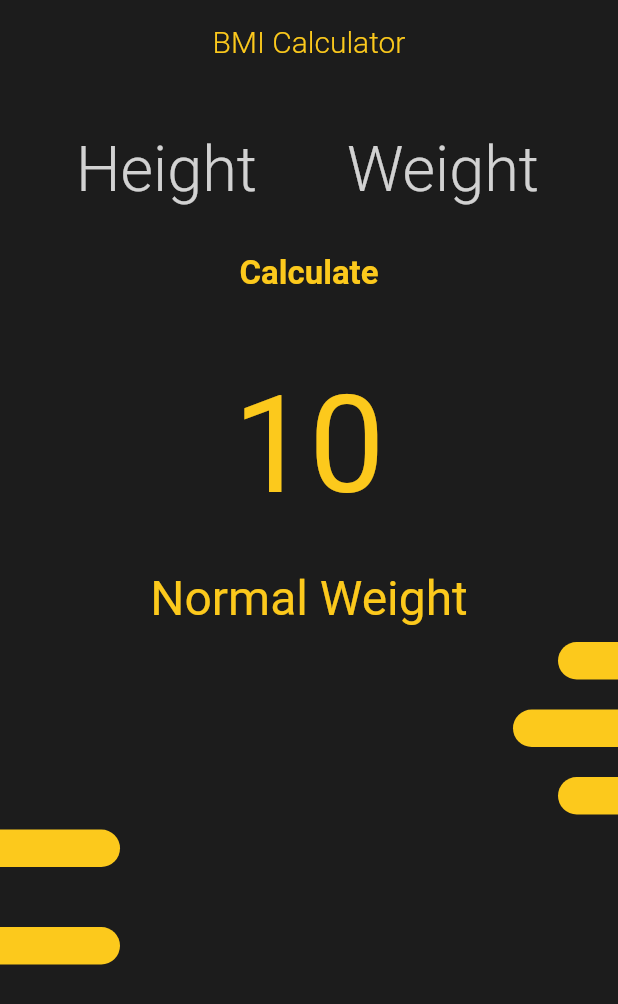
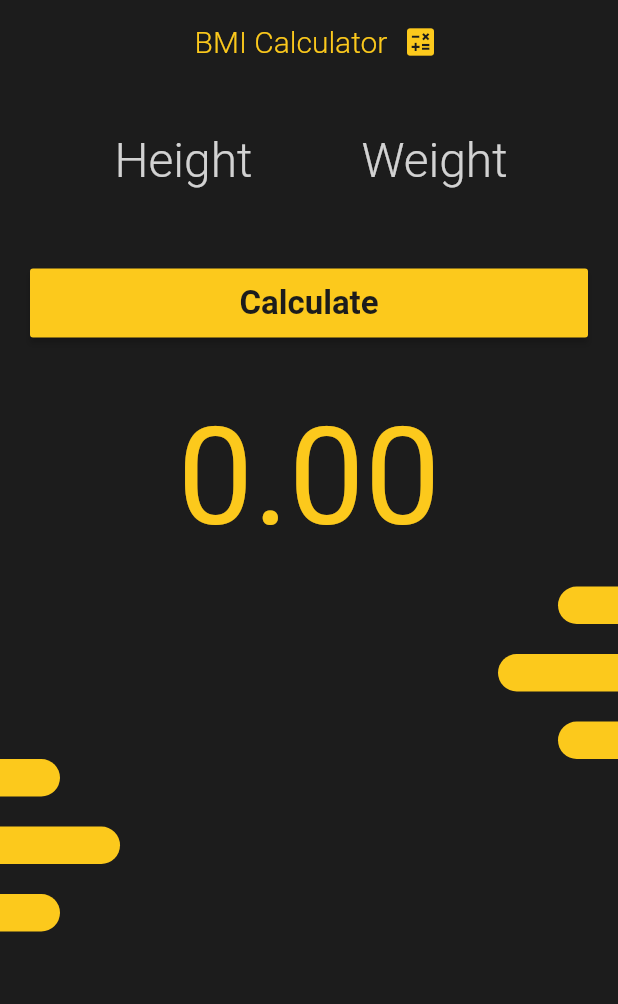
Before and after one commit to taouti/bmi_calculator, a Flutter app: the screen it shows after launch, on a phone screen of 412 x 824 dp. Shown: the top 1004 px of the screen. Run offline on Flutter 3.47's test engine with Material 2 defaults, Android fonts, the phone set to English and light mode, and no system bars; our stand-ins replace hexcolor.

Commit message:
bmi calculator

```diff
--- a/lib/screens/home.dart
+++ b/lib/screens/home.dart
@@ -11,23 +11,28 @@ class Home extends StatefulWidget {
 }
 
 class _HomeState extends State<Home> {
+  TextEditingController _heightController = TextEditingController();
+  TextEditingController _weightController = TextEditingController();
+  double _bmiResult = 0;
+  String _textResult = "";
   @override
   Widget build(BuildContext context) {
     return Scaffold(
       body: SingleChildScrollView(
         child: Column(
           children: [
-            SizedBox(
-              height: 20,
-            ),
-            Row(
+            Container(
+              margin: EdgeInsets.all(20.0),
+              child: Row(
                 mainAxisAlignment: MainAxisAlignment.spaceEvenly,
                 children: [
                   Container(
                     width: 130,
                     child: TextField(
+                      controller: _heightController,
+                      textAlign: TextAlign.center,
                       style: TextStyle(
-                      fontSize: 42,
+                        fontSize: 32,
                         fontWeight: FontWeight.w300,
                         color: accentHexColor,
                       ),
@@ -37,7 +42,7 @@ class _HomeState extends State<Home> {
                           hintText: "Height",
                           hintStyle: TextStyle(
                             fontWeight: FontWeight.w300,
-                          fontSize: 42,
+                            fontSize: 32,
                             color: Colors.white.withOpacity(0.8),
                           )),
                     ),
@@ -45,8 +50,10 @@ class _HomeState extends State<Home> {
                   Container(
                     width: 130,
                     child: TextField(
+                      controller: _weightController,
+                      textAlign: TextAlign.center,
                       style: TextStyle(
-                      fontSize: 42,
+                        fontSize: 32,
                         fontWeight: FontWeight.w300,
                         color: accentHexColor,
                       ),
@@ -56,44 +63,66 @@ class _HomeState extends State<Home> {
                           hintText: "Weight",
                           hintStyle: TextStyle(
                             fontWeight: FontWeight.w300,
-                          fontSize: 42,
+                            fontSize: 32,
                             color: Colors.white.withOpacity(0.8),
                           )),
                     ),
                   ),
                 ],
               ),
-            SizedBox(
-              height: 20,
             ),
             Container(
+              width: double.infinity,
+              margin: EdgeInsets.all(20.0),
+              // ignore: deprecated_member_use
+              child: RaisedButton(
+                padding: EdgeInsets.all(10),
+                color: accentHexColor,
+                onPressed: () {
+                  double _h;
+                  double _w;
+                  setState(() {
+                    if (_heightController.text.isNotEmpty &&
+                        _weightController.text.isNotEmpty) {
+                      _h = double.parse(_heightController.text);
+                      _w = double.parse(_weightController.text);
+                      _bmiResult = _w / (_h * _h);
+                      if (_bmiResult > 25) {
+                        _textResult = "You\'re over weight";
+                      } else if (_bmiResult >= 18.5 && _bmiResult <= 25) {
+                        _textResult = "You have normal weight";
+                      } else {
+                        _textResult = "You are under weight";
+                      }
+                    }
+                  });
+                },
                 child: Text(
                   'Calculate',
                   style: TextStyle(
                     fontSize: 22,
                     fontWeight: FontWeight.bold,
-                  color: accentHexColor,
+                    color: mainHexColor,
                   ),
                 ),
               ),
-            SizedBox(
-              height: 50,
             ),
             Container(
+              margin: EdgeInsets.all(20.0),
               child: Text(
-                '10',
+                _bmiResult.toStringAsFixed(2),
                 style: TextStyle(
                   fontSize: 90,
                   color: accentHexColor,
                 ),
               ),
             ),
-            SizedBox(
-              height: 30,
-            ),
-            Container(
+            Visibility(
+              visible: _textResult.isNotEmpty,
+              child: Container(
+                margin: EdgeInsets.all(20.0),
                 child: Text(
-                'Normal Weight',
+                  _textResult,
                   style: TextStyle(
                     fontSize: 32,
                     fontWeight: FontWeight.w400,
@@ -101,16 +130,9 @@ class _HomeState extends State<Home> {
                   ),
                 ),
               ),
-            SizedBox(height: 10),
-            LeftBar(barWidth: 40),
-            SizedBox(height: 20),
-            LeftBar(barWidth: 70),
-            SizedBox(height: 20),
-            LeftBar(barWidth: 40),
-            SizedBox(height: 10),
-            RightBar(barWidth: 80),
-            SizedBox(height: 40),
-            RightBar(barWidth: 80),
+            ),
+            LeftBar(barWidth: [40, 80, 40], spacing: 20),
+            RightBar(barWidth: [40, 80, 40], spacing: 20),
           ],
         ),
       ),
@@ -119,12 +141,24 @@ class _HomeState extends State<Home> {
         backgroundColor: Colors.transparent,
         elevation: 0,
         centerTitle: true,
-        title: Text('BMI Calculator',
+        title: Row(
+          mainAxisAlignment: MainAxisAlignment.center,
+          children: [
+            Container(
+              margin: EdgeInsets.only(left: 20),
+              child: Text('BMI Calculator',
                   style: TextStyle(
                     fontWeight: FontWeight.w300,
                     color: accentHexColor,
                   )),
             ),
+            Padding(
+              padding: const EdgeInsets.all(10.0),
+              child: Icon(Icons.calculate, color: accentHexColor),
+            ),
+          ],
+        ),
+      ),
     );
   }
 }
--- a/lib/widgets/left_bar.dart
+++ b/lib/widgets/left_bar.dart
@@ -2,16 +2,44 @@ import 'package:flutter/material.dart';
 import 'package:flutter_app1/constants/app_constants.dart';
 
 class LeftBar extends StatelessWidget {
-  final double barWidth;
-  const LeftBar({Key key, @required this.barWidth}) : super(key: key);
+  final List<double> barWidth;
+  final double spacing;
+  const LeftBar({Key key, @required this.barWidth, @required this.spacing})
+      : super(key: key);
 
   @override
   Widget build(BuildContext context) {
     return Row(
       children: [
+        Column(
+          crossAxisAlignment: CrossAxisAlignment.end,
+          children: [
             Container(
+              margin: EdgeInsets.only(bottom: spacing),
               height: 25,
-          width: barWidth,
+              width: barWidth[0],
+              decoration: BoxDecoration(
+                  borderRadius: BorderRadius.only(
+                    topLeft: Radius.circular(20),
+                    bottomLeft: Radius.circular(20),
+                  ),
+                  color: accentHexColor),
+            ),
+            Container(
+              margin: EdgeInsets.only(bottom: spacing),
+              height: 25,
+              width: barWidth[1],
+              decoration: BoxDecoration(
+                  borderRadius: BorderRadius.only(
+                    topLeft: Radius.circular(20),
+                    bottomLeft: Radius.circular(20),
+                  ),
+                  color: accentHexColor),
+            ),
+            Container(
+              //margin: EdgeInsets.only(bottom: spacing),
+              height: 25,
+              width: barWidth[2],
               decoration: BoxDecoration(
                   borderRadius: BorderRadius.only(
                     topLeft: Radius.circular(20),
@@ -20,6 +48,8 @@ class LeftBar extends StatelessWidget {
                   color: accentHexColor),
             ),
           ],
+        ),
+      ],
       mainAxisAlignment: MainAxisAlignment.end,
     );
   }
--- a/lib/widgets/right_bar.dart
+++ b/lib/widgets/right_bar.dart
@@ -2,16 +2,45 @@ import 'package:flutter/material.dart';
 import 'package:flutter_app1/constants/app_constants.dart';
 
 class RightBar extends StatelessWidget {
-  final double barWidth;
-  const RightBar({Key key, @required this.barWidth}) : super(key: key);
+  final List<double> barWidth;
+  final double spacing;
+  const RightBar({Key key, @required this.barWidth, @required this.spacing})
+      : super(key: key);
 
   @override
   Widget build(BuildContext context) {
     return Row(
+      mainAxisAlignment: MainAxisAlignment.start,
+      children: [
+        Column(
+          crossAxisAlignment: CrossAxisAlignment.start,
           children: [
             Container(
+              margin: EdgeInsets.only(bottom: spacing),
               height: 25,
-          width: barWidth,
+              width: barWidth[0],
+              decoration: BoxDecoration(
+                  borderRadius: BorderRadius.only(
+                    topRight: Radius.circular(20),
+                    bottomRight: Radius.circular(20),
+                  ),
+                  color: accentHexColor),
+            ),
+            Container(
+              margin: EdgeInsets.only(bottom: spacing),
+              height: 25,
+              width: barWidth[1],
+              decoration: BoxDecoration(
+                  borderRadius: BorderRadius.only(
+                    topRight: Radius.circular(20),
+                    bottomRight: Radius.circular(20),
+                  ),
+                  color: accentHexColor),
+            ),
+            Container(
+              margin: EdgeInsets.only(bottom: spacing),
+              height: 25,
+              width: barWidth[2],
               decoration: BoxDecoration(
                   borderRadius: BorderRadius.only(
                     topRight: Radius.circular(20),
@@ -20,7 +49,8 @@ class RightBar extends StatelessWidget {
                   color: accentHexColor),
             ),
           ],
-      mainAxisAlignment: MainAxisAlignment.start,
+        ),
+      ],
     );
   }
 }
```
Also changed, not shown: pubspec.lock. Lines whose indentation alone changed are shown as unchanged.
